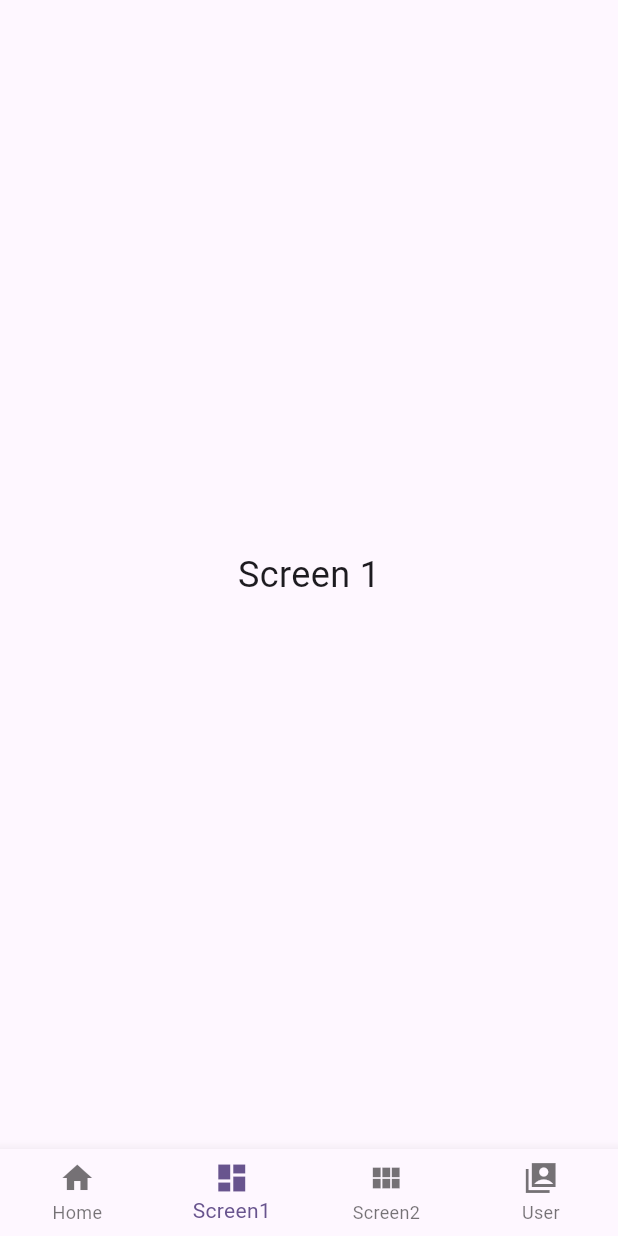
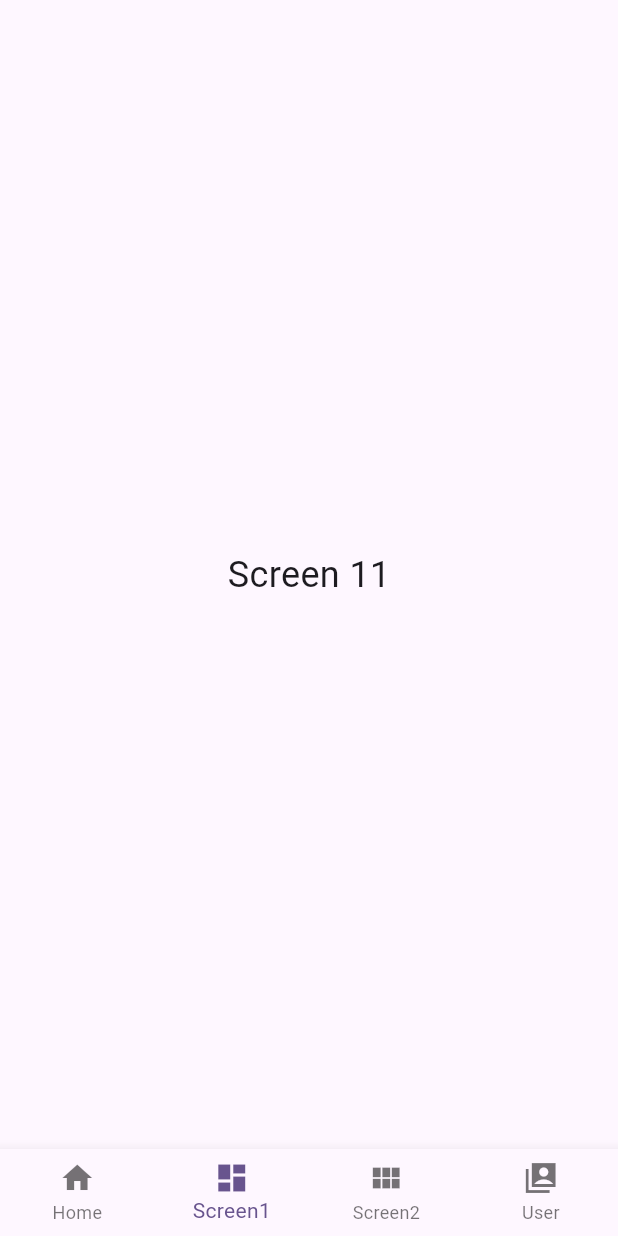
Before and after one commit to celessenternal/StudyWAJ, a Flutter app: the screen it shows after launch, item 2 of the bottom bar chosen, on a phone screen of 412 x 824 dp. Run offline on Flutter 3.47's test engine with Material 3 defaults, Android fonts, the phone set to English and light mode, and no system bars.

Commit message:
Merge remote-tracking branch 'github/main'

```diff
--- a/lib/UI/Screen1.dart
+++ b/lib/UI/Screen1.dart
@@ -6,7 +6,7 @@ class Screen1 extends StatelessWidget {
   @override
   Widget build(BuildContext context) {
     return const Center(
-      child: Text('Screen 1', style: TextStyle(fontSize: 24)),
+      child: Text('Screen 11', style: TextStyle(fontSize: 24)),
     );
   }
 }
```
